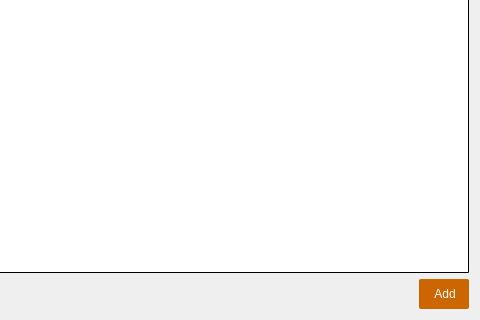
Old version of the form PSIArchiver/filebrowser.ui in the repository paulscherrerinstitute/scicat-qt; both pictures show x 111 to 591 and y 141 to 461 of the 591 by 461 pixel window.
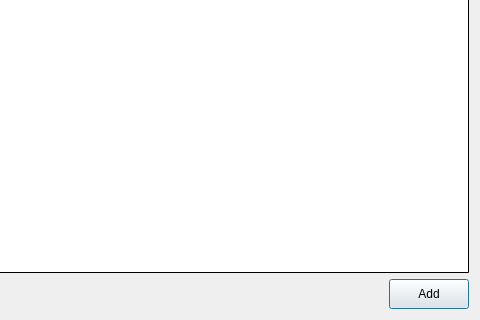
New version of the form.

Commit message: fix: align colors with native os styles

Diff of the .ui file:
```diff
--- a/PSIArchiver/filebrowser.ui
+++ b/PSIArchiver/filebrowser.ui
@@ -22,10 +22,6 @@
        <height>30</height>
       </size>
      </property>
-     <property name="styleSheet">
-      <string notr="true">QPushButton{background-color: rgb(204, 102, 0); color: rgb(255, 255, 255); border-radius:2px; padding-left: 5px; padding-right: 3px;}
-QPushButton:hover{background-color: rgb(244, 122, 0); color: rgb(255, 255, 255); padding-left: 5px; padding-right: 3px;}</string>
-     </property>
      <property name="text">
       <string>Add</string>
      </property>
```
Left out of the diff: 1 changed line with no effect on the pictures. The commit also changes 10 other files.
